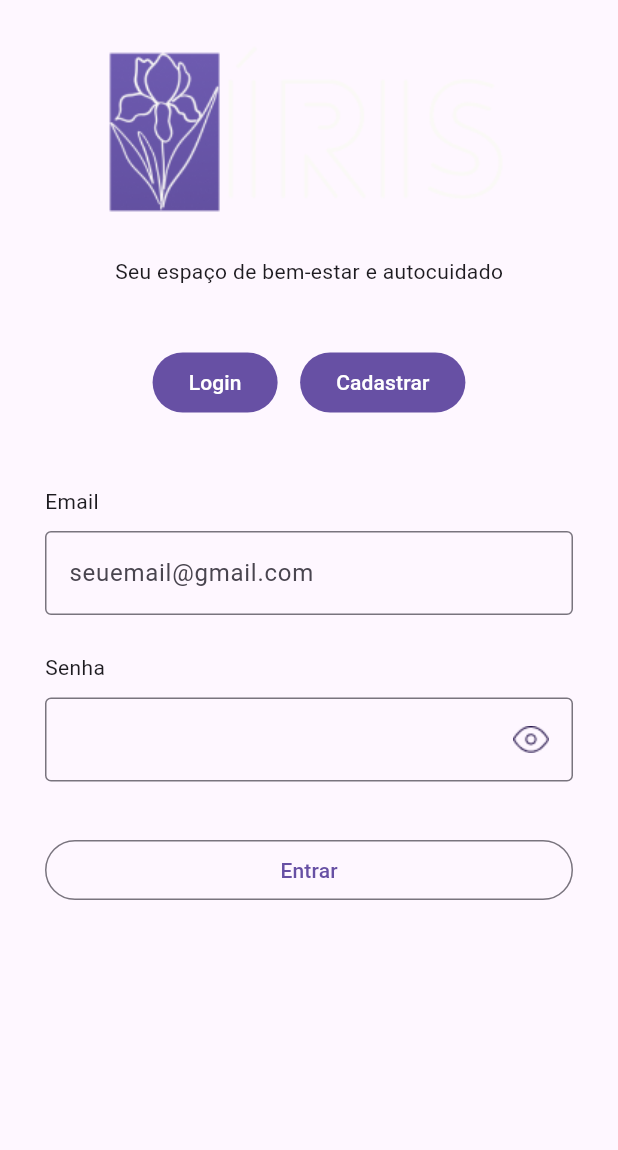
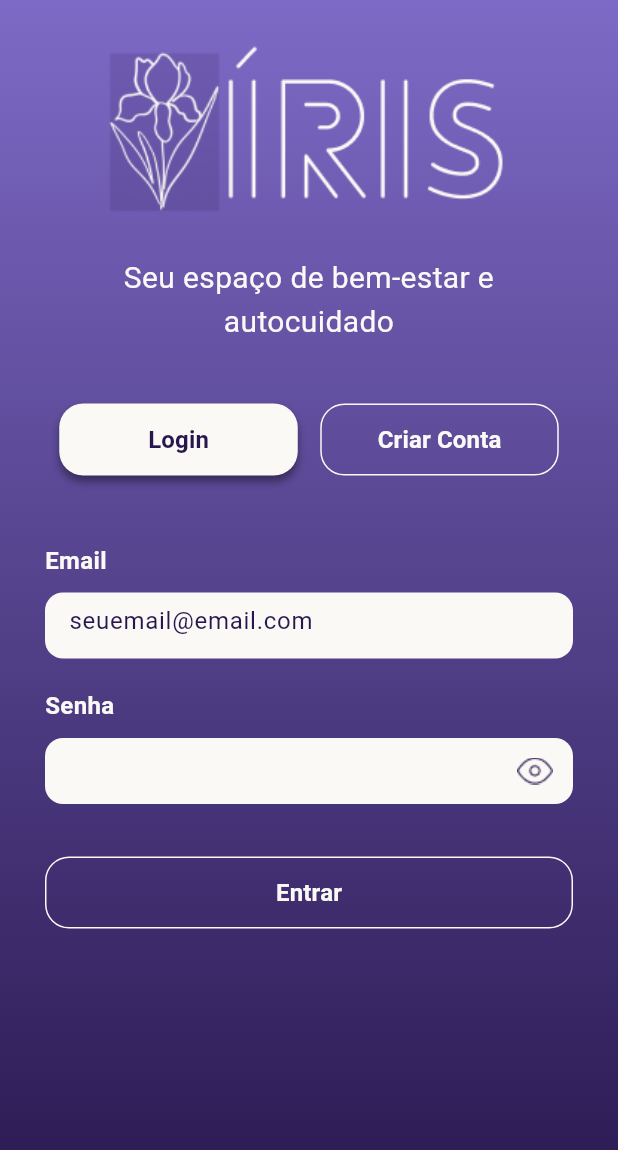
Before and after one commit to Josef-per/iris, a Flutter app: the screen it shows after launch, on a phone screen of 412 x 824 dp. Shown: the top 1150 px of the screen. Run offline on Flutter 3.47's test engine with Material 3 defaults, Android fonts, the phone set to English and light mode, and no system bars.

Commit message:
feat: Implementação de UI da tela de login com widgets reutilizaveis

```diff
--- a/lib/screens/login_screen.dart
+++ b/lib/screens/login_screen.dart
@@ -1,4 +1,8 @@
 import 'package:flutter/material.dart';
+import 'package:iris/widgets/app_filled_button.dart';
+import 'package:iris/widgets/app_outlined_button.dart';
+import 'package:iris/widgets/app_text_form_field.dart';
+import 'package:iris/widgets/app_text_form_field_password.dart';
 
 class LoginScreen extends StatelessWidget {
   const LoginScreen({super.key});
@@ -6,10 +10,30 @@ class LoginScreen extends StatelessWidget {
   @override
   Widget build(BuildContext context) {
     return Scaffold(
-      body: SafeArea(
+      //Começar com o container pra poder estilizar a tela dps
+      body: Container(
+        decoration: const BoxDecoration(
+          gradient: LinearGradient(
+            begin: AlignmentGeometry.topCenter,
+            end: AlignmentGeometry.bottomCenter,
+
+            colors: [Color(0XFF7D6AC6), Color(0xFF28174E)],
+          ),
+        ),
+        //Isso faz com que a altura e a largura da tela sejam totalmente ocupados
+        width: double.infinity,
+        height: double.infinity,
+
+        //Começar a tela
+        //Campo de defesa da barra de notificações
+        child: SafeArea(
+          //Scroll
           child: SingleChildScrollView(
+            //Pading que cobre toda a tela pra não ficar ruim de ver
             child: Padding(
               padding: const EdgeInsets.symmetric(horizontal: 30, vertical: 30),
+
+              //Aqui que realmente tudo começa, igual a estrutura que vemos no figma
               child: Column(
                 crossAxisAlignment: CrossAxisAlignment.start,
                 children: [
@@ -27,7 +51,14 @@ class LoginScreen extends StatelessWidget {
 
                         const SizedBox(height: 12),
 
-                      const Text('Seu espaço de bem-estar e autocuidado'),
+                        const Text(
+                          'Seu espaço de bem-estar e autocuidado',
+                          style: TextStyle(
+                            color: Color(0xFFFAF9F6),
+                            fontSize: 20,
+                          ),
+                          textAlign: TextAlign.center,
+                        ),
                       ],
                     ),
                   ),
@@ -40,13 +71,20 @@ class LoginScreen extends StatelessWidget {
                   Row(
                     mainAxisAlignment: MainAxisAlignment.center,
                     children: [
-                    FilledButton(onPressed: () {}, child: const Text("Login")),
+                      AppFilledButton(
+                        text: 'Login',
+                        backgroundColor: const Color(0xFFFAF9F6),
+                        textColor: const Color(0xFF28174E),
+                        onPressed: () {},
+                      ),
 
                       const SizedBox(width: 15),
 
-                    FilledButton(
+                      AppOutlinedButton(
+                        text: 'Criar Conta',
+                        borderColor: const Color(0xFFFAF9F6),
+                        textColor: const Color(0xFFFAF9F6),
                         onPressed: () {},
-                      child: const Text("Cadastrar"),
                       ),
                     ],
                   ),
@@ -56,42 +94,40 @@ class LoginScreen extends StatelessWidget {
                   //====================
                   // FORMULÁRIO
                   //====================
-                const Text("Email"),
-
-                const SizedBox(height: 10),
-
-                TextField(
-                  decoration: const InputDecoration(
-                    border: OutlineInputBorder(),
-                    hintText: "seuemail@gmail.com",
-                  ),
+                  Form(
+                    child: Column(
+                      children: [
+                        AppTextFormField(
+                          labelText: 'Email',
+                          labelColor: const Color(0xFFFAF9F6),
+                          hintColor: const Color(0xFF28174E),
+                          hintText: 'seuemail@email.com',
+                          backgroundColor: const Color(0xFFFAF9F6),
                         ),
 
-                const SizedBox(height: 25),
+                        const SizedBox(height: 20),
 
-                const Text("Senha"),
-
-                const SizedBox(height: 10),
-
-                TextField(
-                  obscureText: true,
-                  decoration: InputDecoration(
-                    border: const OutlineInputBorder(),
-
-                    suffixIcon: Padding(
-                      padding: const EdgeInsets.all(12),
-                      child: Image.asset("assets/icons/Eye_Purple.png"),
-                    ),
-                  ),
+                        AppTextFormFieldPassword(
+                          labelText: 'Senha',
+                          labelColor: const Color(0xFFFAF9F6),
+                          hintColor: const Color(0xFF28174E),
+                          hintText: '',
+                          backgroundColor: const Color(0xFFFAF9F6),
+                          ImageDirectory: 'assets/icons/Eye_Purple.png',
                         ),
 
                         const SizedBox(height: 35),
 
                         SizedBox(
                           width: double.infinity,
-                  child: OutlinedButton(
+                          child: AppOutlinedButton(
+                            text: 'Entrar',
+                            borderColor: const Color(0xFFFAF9F6),
+                            textColor: const Color(0xFFFAF9F6),
                             onPressed: () {},
-                    child: const Text("Entrar"),
+                          ),
+                        ),
+                      ],
                     ),
                   ),
                 ],
@@ -99,6 +135,7 @@ class LoginScreen extends StatelessWidget {
             ),
           ),
         ),
+      ),
     );
   }
 }
--- /dev/null
+++ b/lib/widgets/app_filled_button.dart
@@ -0,0 +1,54 @@
+import 'package:flutter/material.dart';
+
+class AppFilledButton extends StatelessWidget {
+  //parâmetros para uso
+  final String text;
+  final Color backgroundColor;
+  final Color textColor;
+  final VoidCallback onPressed;
+
+  const AppFilledButton({
+    super.key,
+    required this.text,
+    required this.backgroundColor,
+    required this.textColor,
+    required this.onPressed,
+  });
+
+  @override
+  Widget build(BuildContext context) {
+    return Container(
+      decoration: BoxDecoration(
+        borderRadius: BorderRadius.circular(16),
+        boxShadow: [
+          BoxShadow(
+            color: const Color(0x64000000),
+            offset: Offset(0, 4),
+            blurRadius: 4,
+          ),
+        ],
+      ),
+
+      child: FilledButton(
+        //estilizando o botãos
+        style: FilledButton.styleFrom(
+          fixedSize: const Size(159, 48),
+          backgroundColor: backgroundColor,
+          shape: RoundedRectangleBorder(
+            borderRadius: BorderRadius.circular(16),
+          ),
+        ),
+
+        onPressed: onPressed,
+        child: Text(
+          text,
+          style: TextStyle(
+            color: textColor,
+            fontWeight: FontWeight.bold,
+            fontSize: 16,
+          ),
+        ),
+      ),
+    );
+  }
+}
--- /dev/null
+++ b/lib/widgets/app_outlined_button.dart
@@ -0,0 +1,38 @@
+import 'package:flutter/material.dart';
+
+class AppOutlinedButton extends StatelessWidget {
+  //Parâmetros
+  final String text;
+  final Color borderColor;
+  final Color textColor;
+  final VoidCallback onPressed;
+
+  const AppOutlinedButton({
+    super.key,
+    required this.text,
+    required this.borderColor,
+    required this.textColor,
+    required this.onPressed,
+  });
+
+  @override
+  Widget build(BuildContext context) {
+    return OutlinedButton(
+      style: OutlinedButton.styleFrom(
+        fixedSize: const Size(159, 48),
+        shape: RoundedRectangleBorder(borderRadius: BorderRadius.circular(16)),
+        side: BorderSide(width: 1, color: borderColor),
+      ),
+
+      onPressed: onPressed,
+      child: Text(
+        text,
+        style: TextStyle(
+          color: textColor,
+          fontWeight: FontWeight.bold,
+          fontSize: 16,
+        ),
+      ),
+    );
+  }
+}
--- /dev/null
+++ b/lib/widgets/app_text_form_field.dart
@@ -0,0 +1,69 @@
+import 'package:flutter/material.dart';
+
+class AppTextFormField extends StatelessWidget {
+  //Parâmetros
+
+  //texto anterior ao textfield
+  final String labelText;
+  final Color labelColor;
+
+  //textformfield
+  final Color hintColor;
+  final String hintText;
+  final Color backgroundColor;
+
+  const AppTextFormField({
+    super.key,
+    required this.labelText,
+    required this.labelColor,
+    //
+    required this.hintColor,
+    required this.hintText,
+    required this.backgroundColor,
+  });
+
+  @override
+  Widget build(BuildContext context) {
+    return Column(
+      crossAxisAlignment: CrossAxisAlignment.start,
+
+      children: [
+        Text(
+          labelText,
+          style: TextStyle(
+            color: labelColor,
+            fontSize: 16,
+            fontWeight: FontWeight.bold,
+          ),
+        ),
+
+        const SizedBox(height: 10),
+
+        SizedBox(
+          height: 44,
+          width: double.infinity,
+          child: TextFormField(
+            style: TextStyle(color: hintColor),
+            decoration: InputDecoration(
+              border: OutlineInputBorder(
+                borderRadius: BorderRadius.circular(12),
+                borderSide: BorderSide.none,
+              ),
+
+              focusedBorder: OutlineInputBorder(
+                borderRadius: BorderRadius.circular(12),
+                borderSide: BorderSide(color: backgroundColor, width: 2),
+              ),
+
+              hintText: hintText,
+              hintStyle: TextStyle(color: hintColor, fontSize: 16),
+
+              filled: true,
+              fillColor: backgroundColor,
+            ),
+          ),
+        ),
+      ],
+    );
+  }
+}
--- /dev/null
+++ b/lib/widgets/app_text_form_field_password.dart
@@ -0,0 +1,76 @@
+import 'package:flutter/material.dart';
+
+class AppTextFormFieldPassword extends StatelessWidget {
+  //texto anterior ao textfield
+  //texto anterior ao textfield
+  final String labelText;
+  final Color labelColor;
+
+  //textformfield
+  final Color hintColor;
+  final String hintText;
+  final Color backgroundColor;
+  final String ImageDirectory;
+
+  const AppTextFormFieldPassword({
+    super.key,
+    required this.labelText,
+    required this.labelColor,
+    //
+    required this.hintColor,
+    required this.hintText,
+    required this.backgroundColor,
+    required this.ImageDirectory,
+  });
+
+  @override
+  Widget build(BuildContext context) {
+    return Column(
+      crossAxisAlignment: CrossAxisAlignment.start,
+
+      children: [
+        Text(
+          labelText,
+          style: TextStyle(
+            color: labelColor,
+            fontSize: 16,
+            fontWeight: FontWeight.bold,
+          ),
+        ),
+
+        const SizedBox(height: 10),
+
+        SizedBox(
+          height: 44,
+          width: double.infinity,
+          child: TextFormField(
+            obscureText: true,
+            style: TextStyle(color: hintColor),
+            decoration: InputDecoration(
+              border: OutlineInputBorder(
+                borderRadius: BorderRadius.circular(12),
+                borderSide: BorderSide.none,
+              ),
+
+              focusedBorder: OutlineInputBorder(
+                borderRadius: BorderRadius.circular(12),
+                borderSide: BorderSide(color: backgroundColor, width: 2),
+              ),
+
+              hintText: hintText,
+              hintStyle: TextStyle(color: hintColor, fontSize: 16),
+
+              filled: true,
+              fillColor: backgroundColor,
+
+              suffixIcon: Padding(
+                padding: const EdgeInsets.all(12),
+                child: Image.asset(ImageDirectory),
+              ),
+            ),
+          ),
+        ),
+      ],
+    );
+  }
+}
```
Lines whose indentation alone changed are shown as unchanged.
